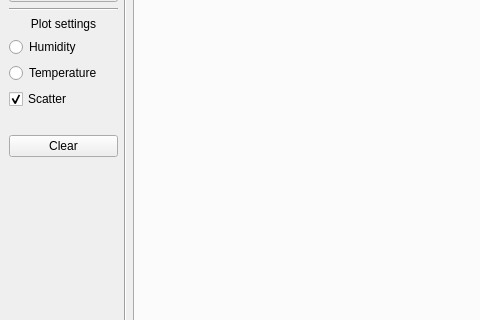
First picture: the form in PC/MainWindow.ui, repository dawidwojdylak/climatic-chamber-system, before the edit; both pictures show x 0 to 480 and y 160 to 480 of the 1068 by 723 pixel window.
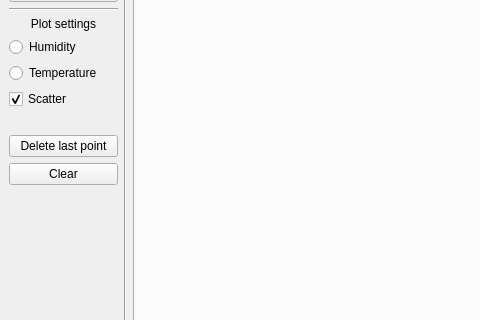
Second picture: the form after the edit.

Commit message: Small refactor & remove point button

Diff of the .ui file:
```diff
--- a/PC/MainWindow.ui
+++ b/PC/MainWindow.ui
@@ -105,6 +105,13 @@
           </property>
          </widget>
         </item>
+        <item>
+         <widget class="QPushButton" name="pushButton_chartDeleteLast">
+          <property name="text">
+           <string>Delete last point</string>
+          </property>
+         </widget>
+        </item>
         <item>
          <widget class="QPushButton" name="pushButton_chartClear">
           <property name="text">
```
The commit also changes 4 other files.
